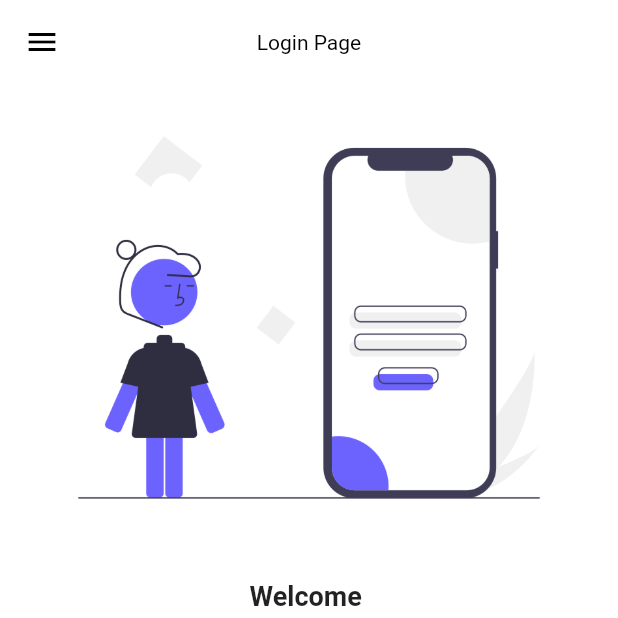
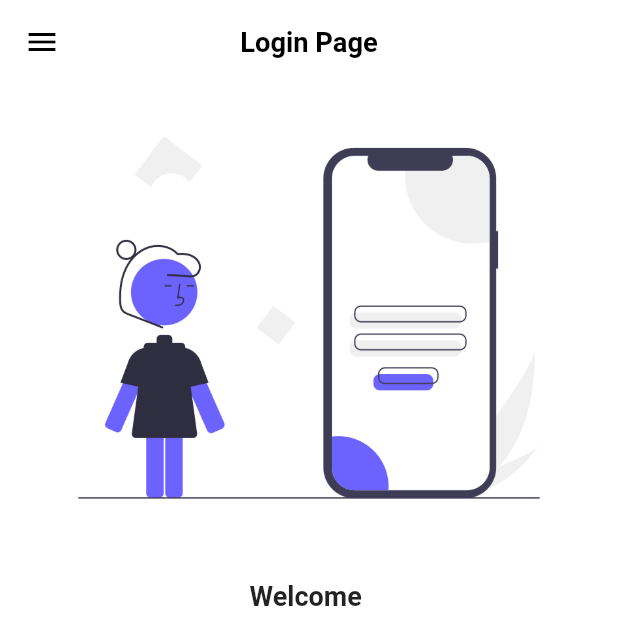
Before and after one commit to siddharthsharma001/classico, a Flutter app: the loginPage screen opened by its route, on a phone screen of 412 x 824 dp, the top half of it. Run offline on Flutter 3.47's test engine with Material 2 defaults, Android fonts, the phone set to English and light mode, and no system bars.

Commit message:
day8 completed

```diff
--- a/lib/pages/login_page.dart
+++ b/lib/pages/login_page.dart
@@ -1,4 +1,5 @@
 import 'package:classico/utils/routes.dart';
+import 'package:classico/widgets/drawer.dart';
 import 'package:flutter/material.dart';
 
 // ignore: camel_case_types
@@ -36,7 +37,7 @@ class _loginPageState extends State<loginPage> {
     return Scaffold(
       backgroundColor: Colors.white,
       appBar: AppBar(
-        title: const Text("Login Page"),
+        title: const Text("Login Page" , textScaleFactor: 1.3, style: TextStyle(fontWeight: FontWeight.bold),),
       ),
       body: SingleChildScrollView(
         child: Form(
@@ -127,9 +128,7 @@ class _loginPageState extends State<loginPage> {
           ),
         ),
       ),
-      drawer: const Drawer(
-        child: Center(child: Text("This App is made by siddharth Sharma")),
-      ),
+      drawer: const MyDrawer(),
     );
   }
 }
```
